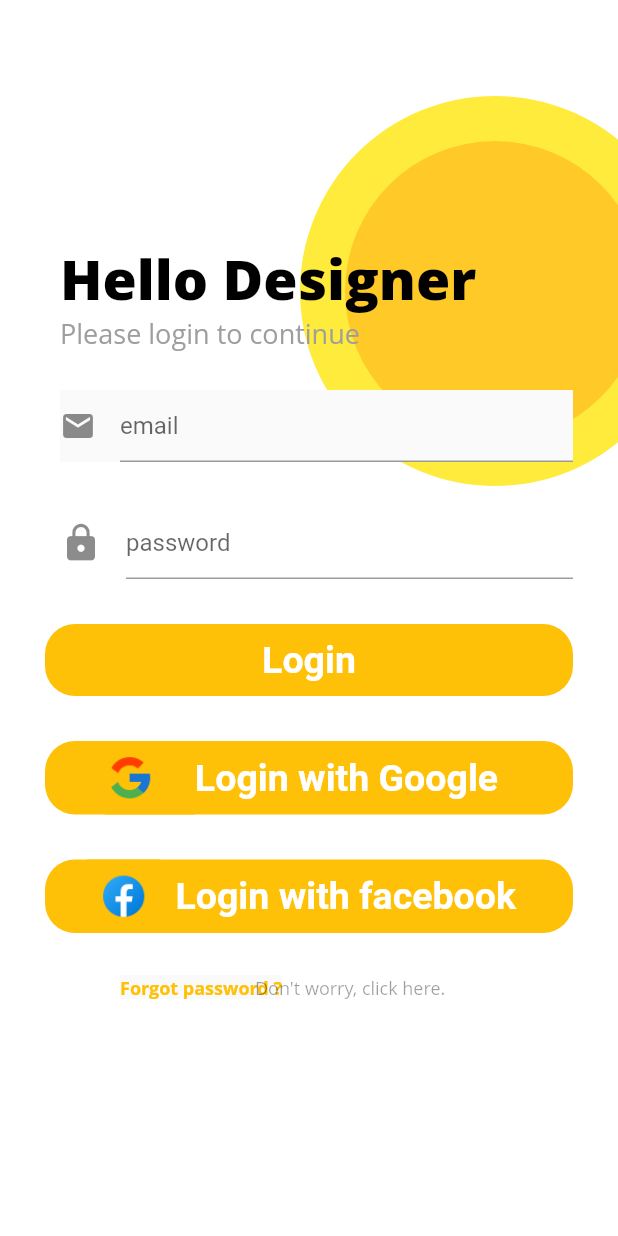
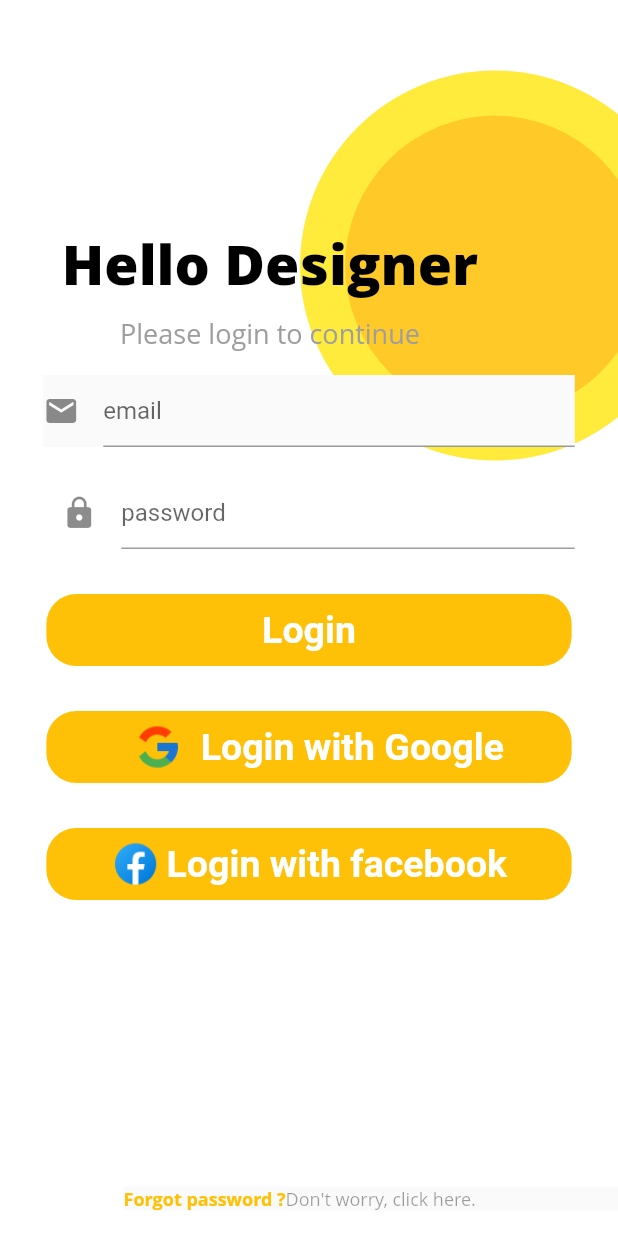
Before and after one commit to DivyanshiSingh/Interior_Design, a Flutter app: the FreelancerLogin screen opened directly, on a phone screen of 412 x 824 dp. Run offline on Flutter 3.47's test engine with Material 2 defaults, Android fonts, the phone set to English and light mode, and no system bars; our stand-ins replace cloud_firestore, file_picker, firebase_auth, firebase_core, firebase_database, firebase_storage and 4 more; missing offline and left inert: flutter_facebook_login; accounts and stored records are empty; Roboto replaces fonts that are missing (Open Sans).

Commit message:
media querry added

```diff
--- a/lib/Designer/freelancerlogin.dart
+++ b/lib/Designer/freelancerlogin.dart
@@ -1,6 +1,7 @@
 import 'package:flutter/material.dart';
 import 'package:firebase_auth/firebase_auth.dart';
 import 'package:interiordesign/Designer/designerscreens/designerhome.dart';
+import 'package:interiordesign/screens/forgotScreen.dart';
 import 'package:interiordesign/screens/home.dart';
 import 'package:google_sign_in/google_sign_in.dart';
 import 'package:shared_preferences/shared_preferences.dart';
@@ -73,25 +74,6 @@ class _FreelancerLoginState extends State<FreelancerLogin> {
     FirebaseUser firebaseUser = await signInWithGoogle();
     print(firebaseUser.email);
     if (firebaseUser != null) {
-      // final QuerySnapshot result = await Firestore.instance
-      //     .collection("users")
-      //     .where("id", isEqualTo: firebaseUser.uid)
-      //     .getDocuments();
-      // print(result.documents[0]);
-      // final List<DocumentSnapshot> documents = result.documents;
-      // if (documents.length == 0) {
-      //   // insert the user to our collections.
-
-      //   Firestore.instance
-      //       .collection("users")
-      //       .document(firebaseUser.uid)
-      //       .setData({
-      //     "id": firebaseUser.uid,
-      //     "username": firebaseUser.displayName,
-      //     "profilePicture": firebaseUser.photoUrl,
-      //     "email": firebaseUser.email,
-      //   });
-
       await preferences.setString("id", firebaseUser.uid);
       await preferences.setString("username", firebaseUser.displayName);
       await preferences.setString("photoUrl", firebaseUser.photoUrl);
@@ -118,6 +100,7 @@ class _FreelancerLoginState extends State<FreelancerLogin> {
         height: double.infinity,
         width: double.infinity,
         color: Colors.white,
+        child: SingleChildScrollView(
           child: Stack(
             children: <Widget>[
               Positioned(
@@ -132,13 +115,18 @@ class _FreelancerLoginState extends State<FreelancerLogin> {
                   ),
                 ),
               ),
+              Positioned(
+                top: 150,
+                // left: 25,
+                child: Column(
+                  children: <Widget>[
                     Padding(
-              padding: EdgeInsets.fromLTRB(40, 160, 10, 0),
+                      padding: EdgeInsets.only(
+                          left: 0.1 * MediaQuery.of(context).size.width),
                       child: Text(
                         "Hello Designer",
                         style: TextStyle(
                           fontWeight: FontWeight.w900,
-                  // fontStyle: FontStyle.italic,
                           fontFamily: 'Open Sans',
                           decoration: TextDecoration.none,
                           fontSize: 37,
@@ -147,8 +135,10 @@ class _FreelancerLoginState extends State<FreelancerLogin> {
                         textAlign: TextAlign.center,
                       ),
                     ),
+                    SizedBox(height: 10),
                     Padding(
-              padding: EdgeInsets.fromLTRB(40, 210, 10, 0),
+                      padding: EdgeInsets.only(
+                          left: 0.1 * MediaQuery.of(context).size.width),
                       child: Text(
                         "Please login to continue",
                         style: TextStyle(
@@ -162,19 +152,31 @@ class _FreelancerLoginState extends State<FreelancerLogin> {
                         textAlign: TextAlign.center,
                       ),
                     ),
-            SingleChildScrollView(
-              child: Form(
+                  ],
+                ),
+              ),
+              SizedBox(height: 20),
+              // SingleChildScrollView(
+              //   child:
+              Form(
                 key: _formKey,
                 child: Column(
                   children: <Widget>[
+                    SizedBox(height: 250),
                     Padding(
-                      padding: EdgeInsets.fromLTRB(40, 260, 30, 0),
+                      padding: EdgeInsets.only(
+                        left: 0.07 * MediaQuery.of(context).size.width,
+                        right: 0.07 * MediaQuery.of(context).size.width,
+                      ),
                       child: Material(
                         child: TextFormField(
                           // controller: _emailTextController,
                           decoration: InputDecoration(
                             hintText: "email",
-                            icon: Icon(Icons.email),
+                            icon: Icon(
+                              Icons.email,
+                              // size: 28,
+                            ),
                           ),
                           validator: (value) {
                             if (value.isEmpty) {
@@ -194,8 +196,12 @@ class _FreelancerLoginState extends State<FreelancerLogin> {
                         ),
                       ),
                     ),
+                    SizedBox(height: 20),
                     Padding(
-                      padding: const EdgeInsets.fromLTRB(28, 30, 30, 0),
+                      padding: EdgeInsets.only(
+                        left: 0.07 * MediaQuery.of(context).size.width,
+                        right: 0.07 * MediaQuery.of(context).size.width,
+                      ),
                       child: Material(
                         borderRadius: BorderRadius.circular(20),
                         color: Colors.white.withOpacity(0.8),
@@ -203,13 +209,12 @@ class _FreelancerLoginState extends State<FreelancerLogin> {
                         child: Padding(
                           padding: const EdgeInsets.only(left: 12),
                           child: TextFormField(
-                            // controller: _passwordTextController,
                             obscureText: hidden,
                             decoration: InputDecoration(
                               hintText: "password",
                               icon: Icon(
                                 Icons.lock,
-                                size: 28,
+                                // size: 28,
                               ),
                             ),
                             validator: (value) {
@@ -225,9 +230,10 @@ class _FreelancerLoginState extends State<FreelancerLogin> {
                         ),
                       ),
                     ),
-                    Padding(
-                      padding: const EdgeInsets.fromLTRB(30, 30, 30, 0),
-                      child: Material(
+                    SizedBox(
+                      height: 30,
+                    ),
+                    Material(
                       borderRadius: BorderRadius.circular(20),
                       color: Colors.amber,
                       elevation: 0.0,
@@ -235,7 +241,7 @@ class _FreelancerLoginState extends State<FreelancerLogin> {
                         onPressed: () {
                           signIn();
                         },
-                          minWidth: double.infinity,
+                        minWidth: 0.85 * MediaQuery.of(context).size.width,
                         // MediaQuery.of(context).size.width,
                         child: Text(
                           "Login",
@@ -248,29 +254,26 @@ class _FreelancerLoginState extends State<FreelancerLogin> {
                         ),
                       ),
                     ),
+                    SizedBox(
+                      height: 30,
                     ),
-                    Padding(
-                      padding: const EdgeInsets.fromLTRB(30, 30, 30, 0),
-                      child: Material(
+                    Material(
                       borderRadius: BorderRadius.circular(20),
                       color: Colors.amber,
                       elevation: 0.0,
                       child: MaterialButton(
-                          onPressed:
-
-                              //  ====== by market at home ========
-                              () => handleSignIn()
-                                  .then((FirebaseUser user) =>
-                                      print(user.displayName))
+                        onPressed: () => handleSignIn()
+                            .then(
+                                (FirebaseUser user) => print(user.displayName))
                             .catchError((e) => print(e)),
-
-                          minWidth: double.infinity,
-                          // MediaQuery.of(context).size.width,
+                        minWidth: 0.85 * MediaQuery.of(context).size.width,
                         child: Row(
                           mainAxisSize: MainAxisSize.min,
                           children: <Widget>[
                             Container(
-                                padding: EdgeInsets.fromLTRB(0.0, 8, 27, 8),
+                              padding: EdgeInsets.only(
+                                  left:
+                                      0.03 * MediaQuery.of(context).size.width),
                               decoration: BoxDecoration(
                                 color: Colors.amber,
                               ),
@@ -280,8 +283,9 @@ class _FreelancerLoginState extends State<FreelancerLogin> {
                               ),
                             ),
                             Container(
-                                padding:
-                                    EdgeInsets.only(left: 0.0, right: 10.0),
+                              padding: EdgeInsets.only(
+                                  left:
+                                      0.03 * MediaQuery.of(context).size.width),
                               child: Text(
                                 "Login with Google",
                                 textAlign: TextAlign.center,
@@ -296,10 +300,10 @@ class _FreelancerLoginState extends State<FreelancerLogin> {
                         ),
                       ),
                     ),
+                    SizedBox(
+                      height: 30,
                     ),
-                    Padding(
-                      padding: const EdgeInsets.fromLTRB(30, 30, 30, 0),
-                      child: Material(
+                    Material(
                       borderRadius: BorderRadius.circular(20),
                       color: Colors.amber,
                       elevation: 0.0,
@@ -322,13 +326,15 @@ class _FreelancerLoginState extends State<FreelancerLogin> {
 
                           //  });
                         },
-                          minWidth: double.infinity,
-                          // MediaQuery.of(context).size.width,
+                        minWidth: 0.85 * MediaQuery.of(context).size.width,
                         child: Row(
                           mainAxisSize: MainAxisSize.min,
                           children: <Widget>[
                             Container(
-                                padding: EdgeInsets.all(8.0),
+                              padding: EdgeInsets.only(
+                                  // left:
+                                  //     0.01 * MediaQuery.of(context).size.width
+                                  ),
                               decoration: BoxDecoration(
                                 color: Colors.amber,
                               ),
@@ -338,8 +344,9 @@ class _FreelancerLoginState extends State<FreelancerLogin> {
                               ),
                             ),
                             Container(
-                                padding:
-                                    EdgeInsets.only(left: 10.0, right: 10.0),
+                              padding: EdgeInsets.only(
+                                  left:
+                                      0.01 * MediaQuery.of(context).size.width),
                               child: Text(
                                 "Login with facebook",
                                 textAlign: TextAlign.center,
@@ -354,15 +361,22 @@ class _FreelancerLoginState extends State<FreelancerLogin> {
                         ),
                       ),
                     ),
-                    ),
                   ],
                 ),
               ),
+              // ),
+              // SizedBox(height: 20),
+              Padding(
+                padding: EdgeInsets.only(
+                  left: 0.2 * MediaQuery.of(context).size.width,
+                  // right: 0.2 * MediaQuery.of(context).size.width,
+                  top: 0.96 * MediaQuery.of(context).size.height,
                 ),
-            Padding(
-              padding: const EdgeInsets.fromLTRB(80, 650, 20, 0),
                 child: Material(
-                child: InkWell(
+                  child: Center(
+                    child: Row(
+                      children: <Widget>[
+                        InkWell(
                           child: Text(
                             "Forgot password ?",
                             style: TextStyle(
@@ -376,16 +390,12 @@ class _FreelancerLoginState extends State<FreelancerLogin> {
                             Navigator.push(
                               context,
                               MaterialPageRoute(
-                        builder: (context) => FreelancerLogin(),
+                                builder: (context) => ForgotScreen(),
                               ),
                             );
                           },
                         ),
-              ),
-            ),
-            Padding(
-              padding: const EdgeInsets.fromLTRB(170, 650, 20, 0),
-              child: Text(
+                        Text(
                           "Don't worry, click here.",
                           style: TextStyle(
                             fontSize: 12,
@@ -394,8 +404,13 @@ class _FreelancerLoginState extends State<FreelancerLogin> {
                             decoration: TextDecoration.none,
                           ),
                         ),
+                      ],
+                    ),
+                  ),
+                ),
               ),
             ],
+          ),
         ),
       ),
     );
```
Also changed, not shown: lib/screens/choice.dart (+134 -95 lines), lib/screens/login.dart (+50 -35 lines). Lines whose indentation alone changed are shown as unchanged.
